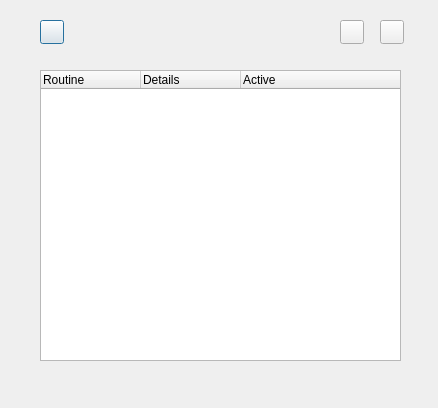
First picture: the form in routinedialog.ui, repository oyxong123/Yx_RoutineTracker, before the edit.
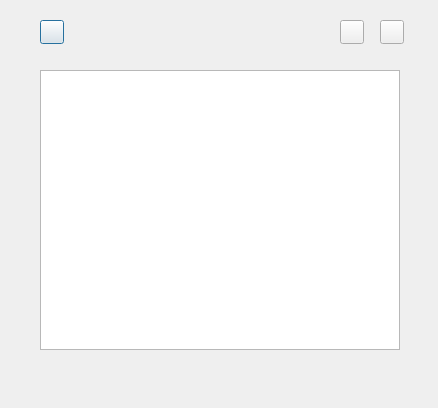
Second picture: the form after the edit. Icons and pictures are not drawn.

Commit message: Completed routine list + its full functionality and UI

```diff
--- a/routinedialog.ui
+++ b/routinedialog.ui
@@ -18,28 +18,13 @@
     <rect>
      <x>40</x>
      <y>70</y>
-     <width>361</width>
-     <height>291</height>
+     <width>360</width>
+     <height>280</height>
     </rect>
    </property>
    <property name="columnCount">
-    <number>3</number>
+    <number>0</number>
    </property>
-   <column>
-    <property name="text">
-     <string>Routine</string>
-    </property>
-   </column>
-   <column>
-    <property name="text">
-     <string>Details</string>
-    </property>
-   </column>
-   <column>
-    <property name="text">
-     <string>Active</string>
-    </property>
-   </column>
   </widget>
   <widget class="QPushButton" name="btnHome">
    <property name="geometry">
```
Left out of the diff: 2 changed lines with no effect on the pictures. The commit also changes 9 other files.
